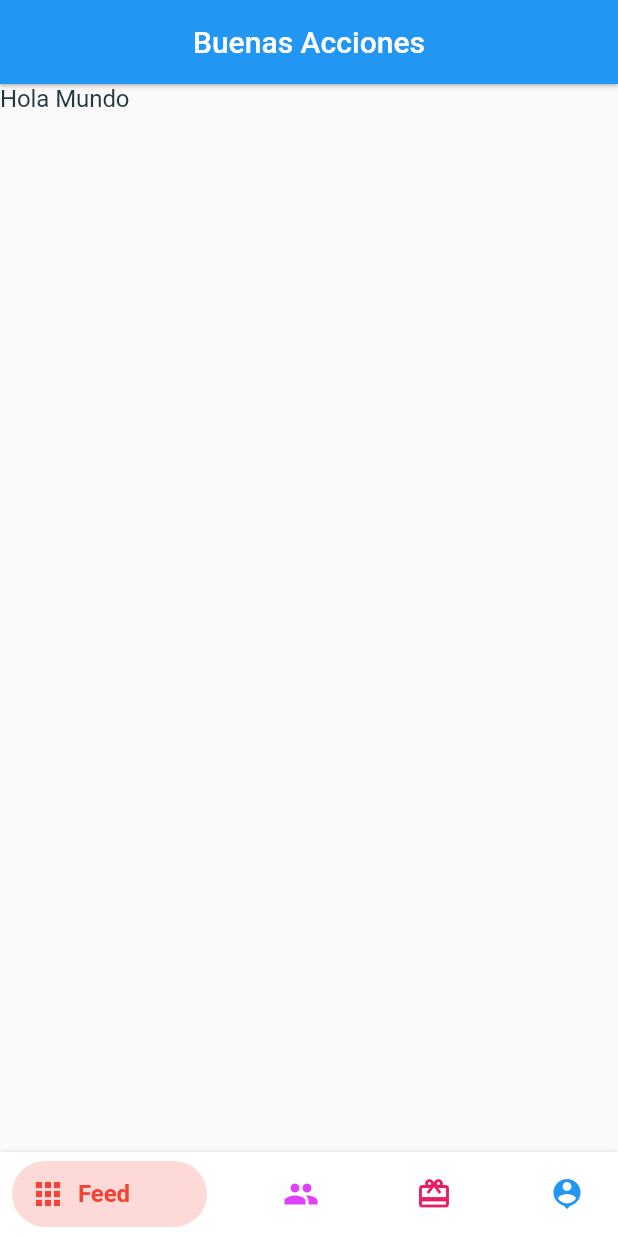
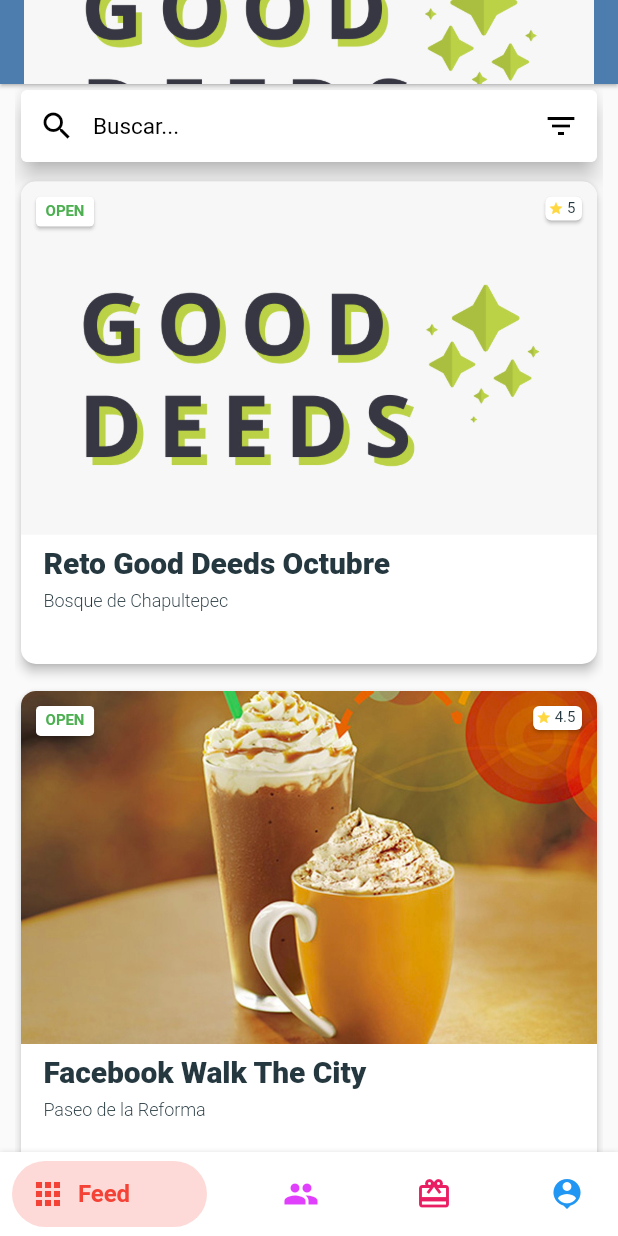
Before and after one commit to pablomdd/Buenas-Acciones-User-App, a Flutter app: the screen it shows after launch, on a phone screen of 412 x 824 dp. Run offline on Flutter 3.47's test engine with Material 2 defaults, Android fonts, the phone set to English and light mode, and no system bars; Roboto replaces fonts that are missing (WorkSans).

Commit message:
agreado cards al feed, tipografias e imagenes al proyect

```diff
--- /dev/null
+++ b/buenasacciones/lib/UI/Widgets/trending_item.dart
@@ -0,0 +1,144 @@
+import 'package:flutter/material.dart';
+//import 'package:flutter_foodybite/util/const.dart';
+
+class TrendingItem extends StatefulWidget {
+  final String img;
+  final String title;
+  final String address;
+  final String rating;
+
+  TrendingItem({
+    Key key,
+    @required this.img,
+    @required this.title,
+    @required this.address,
+    @required this.rating,
+  })
+      : super(key: key);
+
+  @override
+  _TrendingItemState createState() => _TrendingItemState();
+}
+
+class _TrendingItemState extends State<TrendingItem> {
+  @override
+  Widget build(BuildContext context) {
+    return Padding(
+      padding: EdgeInsets.only(top: 5.0, bottom: 5.0),
+      child: Container(
+        height: MediaQuery.of(context).size.height/2.5,
+        width: MediaQuery.of(context).size.width,
+        child: Card(
+          shape: RoundedRectangleBorder( borderRadius: BorderRadius.circular(10.0)),
+          elevation: 3.0,
+          child: Column(
+            children: <Widget>[
+              Stack(
+                children: <Widget>[
+                  Container(
+                    height: MediaQuery.of(context).size.height/3.5,
+                    width: MediaQuery.of(context).size.width,
+                    child: ClipRRect(
+                      borderRadius: BorderRadius.only(
+                        topLeft: Radius.circular(10),
+                        topRight: Radius.circular(10),
+                      ),
+                      child: Image.asset(
+                        "${widget.img}",
+                        fit: BoxFit.cover,
+                      ),
+                    ),
+                  ),
+
+                  Positioned(
+                    top: 6.0,
+                    right: 6.0,
+                    child: Card(
+                      shape: RoundedRectangleBorder( borderRadius: BorderRadius.circular(4.0)),
+                      child: Padding(
+                        padding: EdgeInsets.all(2.0),
+                        child: Row(
+                          children: <Widget>[
+                            Icon(
+                              Icons.star,
+                              color: Colors.amberAccent,
+                              size: 10,
+                            ),
+
+                            Text(
+                              " ${widget.rating} ",
+                              style: TextStyle(
+                                fontSize: 10,
+                              ),
+                            ),
+                          ],
+                        ),
+                      ),
+                    ),
+                  ),
+
+                  Positioned(
+                    top: 6.0,
+                    left: 6.0,
+                    child: Card(
+                      shape: RoundedRectangleBorder( borderRadius: BorderRadius.circular(3.0)),
+                      child: Padding(
+                        padding: EdgeInsets.all(4.0),
+                        child:Text(
+                          " OPEN ",
+                          style: TextStyle(
+                            fontSize: 10,
+                            color: Colors.green,
+                            fontWeight: FontWeight.bold,
+                          ),
+                        ),
+                      ),
+                    ),
+                  ),
+
+
+                ],
+              ),
+
+              SizedBox(height: 7.0),
+
+              Padding(
+                padding: EdgeInsets.only(left: 15.0),
+                child: Container(
+                  width: MediaQuery.of(context).size.width,
+                  child: Text(
+                    "${widget.title}",
+                    style: TextStyle(
+                      fontSize: 20,
+                      fontWeight: FontWeight.w800,
+                    ),
+                    textAlign: TextAlign.left,
+                  ),
+                ),
+              ),
+
+              SizedBox(height: 7.0),
+
+              Padding(
+                padding: EdgeInsets.only(left: 15.0),
+                child: Container(
+                  width: MediaQuery.of(context).size.width,
+                  child: Text(
+                    "${widget.address}",
+                    style: TextStyle(
+                      fontSize: 12,
+                      fontWeight: FontWeight.w300,
+                    ),
+                  ),
+                ),
+              ),
+
+              SizedBox(height: 10.0),
+
+            ],
+          ),
+        ),
+      ),
+    );
+  }
+}
--- a/buenasacciones/lib/UI/feed.dart
+++ b/buenasacciones/lib/UI/feed.dart
@@ -1,6 +1,7 @@
 import 'package:flutter/material.dart';
 
 import 'Widgets/bottomNavyBar.dart';
+import 'Widgets/trending_item.dart';
 
 class FeedScreen extends StatefulWidget {
   @override
@@ -9,17 +10,107 @@ class FeedScreen extends StatefulWidget {
 
 class _FeedScreenState extends State<FeedScreen> {
     var _selectedIndex = 0;
-  @override
+    final TextEditingController _searchControl = new TextEditingController();
+
+    @override
   Widget build(BuildContext context) {
 
     PageController _pageController = PageController();
 
     return Scaffold(
       appBar: AppBar(
+        backgroundColor: Color.fromRGBO(77, 124, 174, 1),
         elevation: 1,
-        title: Text("Buenas Acciones"),
+//        title: Text("GoodDeeds",
+//                  style: TextStyle(
+//                    fontWeight: FontWeight.bold,
+//                    fontFamily: "Noto Sans",
+//                  ),
+//        ),
+          title: Image.asset("lib/assets/gooddeeds.jpeg"),
       ),
-      body: Text("Hola Mundo"),
+      body: Padding(
+          padding: EdgeInsets.fromLTRB(10.0,0,10.0,0),
+          child: ListView(
+            children: <Widget>[
+            Card(
+            elevation: 6.0,
+            child: Container(
+              decoration: BoxDecoration(
+                color: Colors.white,
+                borderRadius: BorderRadius.all(
+                  Radius.circular(5.0),
+                ),
+              ),
+              child: TextField(
+                style: TextStyle(
+                  fontSize: 15.0,
+                  color: Colors.black,
+                ),
+                decoration: InputDecoration(
+                  contentPadding: EdgeInsets.all(10.0),
+                  border: OutlineInputBorder(
+                    borderRadius: BorderRadius.circular(5.0),
+                    borderSide: BorderSide(color: Colors.white,),
+                  ),
+                  enabledBorder: OutlineInputBorder(
+                    borderSide: BorderSide(color: Colors.white,),
+                    borderRadius: BorderRadius.circular(5.0),
+                  ),
+                  hintText: "Buscar...",
+                  prefixIcon: Icon(
+                    Icons.search,
+                    color: Colors.black,
+                  ),
+                  suffixIcon: Icon(
+                    Icons.filter_list,
+                    color: Colors.black,
+                  ),
+                  hintStyle: TextStyle(
+                    fontSize: 15.0,
+                    color: Colors.black,
+                  ),
+                ),
+                maxLines: 1,
+                controller: _searchControl,
+              ),
+            ),
+          ),
+          TrendingItem(
+//            img: restaurant["img"],
+//            title: restaurant["title"],
+//            address: restaurant["address"],
+//            rating: restaurant["rating"],
+            img: "lib/assets/gooddeeds.jpeg",
+            title: "Reto Good Deeds Octubre",
+            address: "Bosque de Chapultepec",
+            rating: "5",
+          ),
+
+              TrendingItem(
+                img: "lib/assets/frapuccino.jpeg",
+                title: "Facebook Walk The City",
+                address: "Paseo de la Reforma",
+                rating: "4.5",
+              ),
+
+              TrendingItem(
+                img: null,
+                title: "Microsoft Hack Movility",
+                address: "Paseo de la Reforma",
+                rating: "4.7",
+              ),
+
+            ]),
+
+
+
+    ),
+
+
+
+
+
       bottomNavigationBar: BottomNavyBar(
         selectedIndex: _selectedIndex,
         showElevation: true, // use this to remove appBar's elevation
```
Also changed, not shown: buenasacciones/pubspec.yaml (+12 -7 lines), buenasacciones/lib/assets/fonts/NotoSans-Bold.ttf (added), buenasacciones/lib/assets/fonts/NotoSans-BoldItalic.ttf (added), buenasacciones/lib/assets/fonts/NotoSans-Italic.ttf (added), buenasacciones/lib/assets/fonts/NotoSans-Regular.ttf (added), buenasacciones/lib/assets/frapuccino.jpeg (added), buenasacciones/lib/assets/gooddeeds.jpeg (added).
